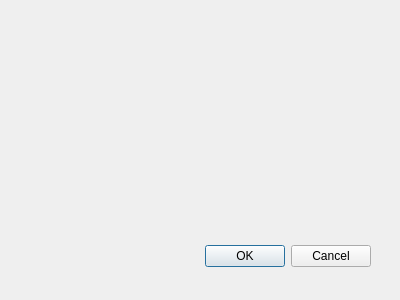
Qt form windows/dialog.ui (FoxFAQ/QtExamples) before a commit.
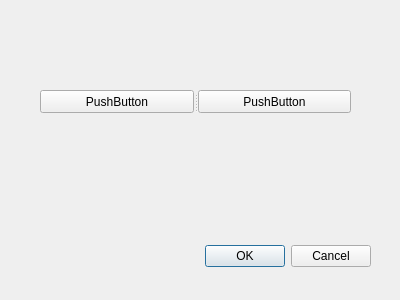
The same form after that commit.

Commit message: Splitters (live resizable widgets with mouse) 10

Patch:
```diff
--- a/windows/dialog.ui
+++ b/windows/dialog.ui
@@ -31,6 +31,29 @@
     <set>QDialogButtonBox::Cancel|QDialogButtonBox::Ok</set>
    </property>
   </widget>
+  <widget class="QSplitter" name="splitter">
+   <property name="geometry">
+    <rect>
+     <x>40</x>
+     <y>90</y>
+     <width>311</width>
+     <height>23</height>
+    </rect>
+   </property>
+   <property name="orientation">
+    <enum>Qt::Horizontal</enum>
+   </property>
+   <widget class="QPushButton" name="pushButton">
+    <property name="text">
+     <string>PushButton</string>
+    </property>
+   </widget>
+   <widget class="QPushButton" name="pushButton_2">
+    <property name="text">
+     <string>PushButton</string>
+    </property>
+   </widget>
+  </widget>
  </widget>
  <pixmapfunction/>
  <resources/>
```
Left out of the diff: 5 changed lines with no effect on the pictures.
